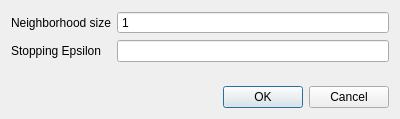
The window that ml_project_app/configdialog.ui (alexshtf/MachineLearningCourseProject) describes before a commit, drawn with Qt 5.
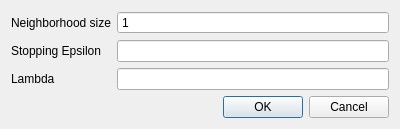
The same window after the commit.

```diff
--- a/ml_project_app/configdialog.ui
+++ b/ml_project_app/configdialog.ui
@@ -55,6 +55,16 @@
      <item row="1" column="1">
       <widget class="QLineEdit" name="stoppingEpsilon"/>
      </item>
+     <item row="2" column="0">
+      <widget class="QLabel" name="label_3">
+       <property name="text">
+        <string>Lambda</string>
+       </property>
+      </widget>
+     </item>
+     <item row="2" column="1">
+      <widget class="QLineEdit" name="lambda"/>
+     </item>
     </layout>
    </item>
    <item>
```
